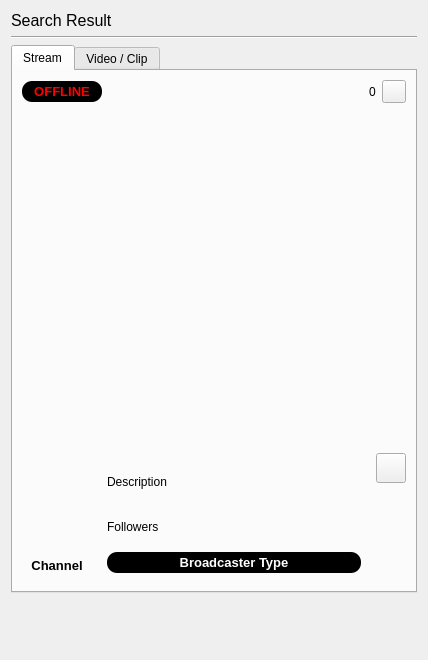
Above: resources/ui/searchResult.ui from devhotteok/TwitchLink before the change. Below: the same form after it.
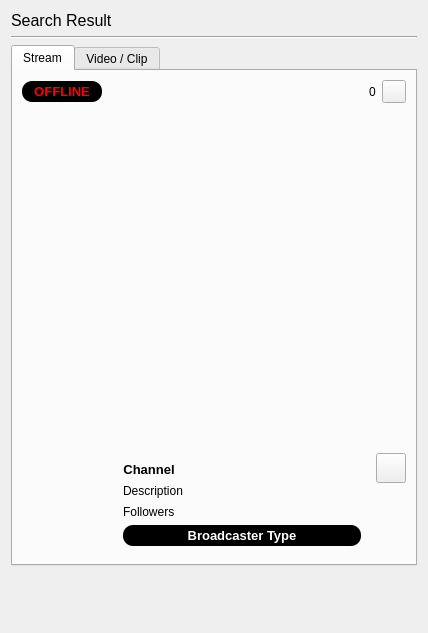
That is the form after the change. Icons and pictures are not drawn.

What changed in the file:
```diff
--- a/resources/ui/searchResult.ui
+++ b/resources/ui/searchResult.ui
@@ -7,9 +7,14 @@
     <x>0</x>
     <y>0</y>
     <width>426</width>
-    <height>660</height>
+    <height>622</height>
    </rect>
   </property>
+  <property name="font">
+   <font>
+    <pointsize>9</pointsize>
+   </font>
+  </property>
   <property name="windowTitle">
    <string>Search Result</string>
   </property>
@@ -225,15 +230,12 @@
           </property>
           <item>
            <widget class="QWidget" name="profileArea" native="true">
-            <property name="sizePolicy">
-             <sizepolicy hsizetype="Fixed" vsizetype="Preferred">
-              <horstretch>0</horstretch>
-              <verstretch>0</verstretch>
-             </sizepolicy>
-            </property>
-            <layout class="QVBoxLayout" name="profileAreaLayout">
-             <item alignment="Qt::AlignHCenter">
-              <widget class="QLabel" name="profile_image">
+            <layout class="QHBoxLayout" name="profileAreaLayout">
+             <property name="spacing">
+              <number>12</number>
+             </property>
+             <item>
+              <widget class="QLabel" name="profileImage">
                <property name="sizePolicy">
                 <sizepolicy hsizetype="Fixed" vsizetype="Fixed">
                  <horstretch>0</horstretch>
@@ -242,8 +244,8 @@
                </property>
                <property name="maximumSize">
                 <size>
-                 <width>100</width>
-                 <height>100</height>
+                 <width>80</width>
+                 <height>80</height>
                 </size>
                </property>
                <property name="styleSheet">
@@ -272,35 +274,90 @@
                </property>
               </widget>
              </item>
-             <item alignment="Qt::AlignHCenter">
-              <widget class="QLabel" name="display_name">
-               <property name="sizePolicy">
-                <sizepolicy hsizetype="Preferred" vsizetype="Fixed">
-                 <horstretch>0</horstretch>
-                 <verstretch>0</verstretch>
-                </sizepolicy>
-               </property>
-               <property name="font">
-                <font>
-                 <pointsize>10</pointsize>
-                 <weight>75</weight>
-                 <bold>true</bold>
-                </font>
-               </property>
-               <property name="text">
-                <string>Channel</string>
-               </property>
-               <property name="alignment">
-                <set>Qt::AlignCenter</set>
-               </property>
-              </widget>
-             </item>
-            </layout>
-           </widget>
-          </item>
           <item>
            <widget class="QWidget" name="channelMeta" native="true">
             <layout class="QVBoxLayout" name="channelMetaLayout">
+                <property name="leftMargin">
+                 <number>0</number>
+                </property>
+                <property name="topMargin">
+                 <number>0</number>
+                </property>
+                <property name="rightMargin">
+                 <number>0</number>
+                </property>
+                <property name="bottomMargin">
+                 <number>0</number>
+                </property>
+                <item alignment="Qt::AlignLeft">
+                 <widget class="QWidget" name="displayNameArea" native="true">
+                  <property name="sizePolicy">
+                   <sizepolicy hsizetype="Ignored" vsizetype="Preferred">
+                    <horstretch>0</horstretch>
+                    <verstretch>0</verstretch>
+                   </sizepolicy>
+                  </property>
+                  <layout class="QHBoxLayout" name="displayNameAreaLayout">
+                   <property name="spacing">
+                    <number>3</number>
+                   </property>
+                   <property name="leftMargin">
+                    <number>0</number>
+                   </property>
+                   <property name="topMargin">
+                    <number>0</number>
+                   </property>
+                   <property name="rightMargin">
+                    <number>0</number>
+                   </property>
+                   <property name="bottomMargin">
+                    <number>0</number>
+                   </property>
+                   <item>
+                    <widget class="QLabel" name="displayName">
+                     <property name="font">
+                      <font>
+                       <pointsize>10</pointsize>
+                       <weight>75</weight>
+                       <bold>true</bold>
+                      </font>
+                     </property>
+                     <property name="text">
+                      <string>Channel</string>
+                     </property>
+                     <property name="alignment">
+                      <set>Qt::AlignCenter</set>
+                     </property>
+                    </widget>
+                   </item>
+                   <item>
+                    <widget class="QLabel" name="verifiedIcon">
+                     <property name="sizePolicy">
+                      <sizepolicy hsizetype="Fixed" vsizetype="Fixed">
+                       <horstretch>0</horstretch>
+                       <verstretch>0</verstretch>
+                      </sizepolicy>
+                     </property>
+                     <property name="maximumSize">
+                      <size>
+                       <width>20</width>
+                       <height>20</height>
+                      </size>
+                     </property>
+                     <property name="pixmap">
+                      <pixmap>../icons/verified.svg</pixmap>
+                     </property>
+                     <property name="scaledContents">
+                      <bool>true</bool>
+                     </property>
+                     <property name="alignment">
+                      <set>Qt::AlignCenter</set>
+                     </property>
+                    </widget>
+                   </item>
+                  </layout>
+                 </widget>
+                </item>
              <item>
               <widget class="QLabel" name="description">
                <property name="sizePolicy">
@@ -335,12 +392,6 @@
                  <verstretch>0</verstretch>
                 </sizepolicy>
                </property>
-               <property name="minimumSize">
-                <size>
-                 <width>80</width>
-                 <height>20</height>
-                </size>
-               </property>
                <property name="styleSheet">
                 <string notr="true">color: rgb(255, 255, 255);
 background-color: rgb(0, 0, 0);
@@ -382,6 +433,9 @@
             </layout>
            </widget>
           </item>
+            </layout>
+           </widget>
+          </item>
           <item alignment="Qt::AlignTop">
            <widget class="QToolButton" name="openInWebBrowserButton">
             <property name="sizePolicy">
```
Left out of the diff: 18 changed lines with no effect on the pictures. Lines whose indentation alone changed are shown as unchanged.
